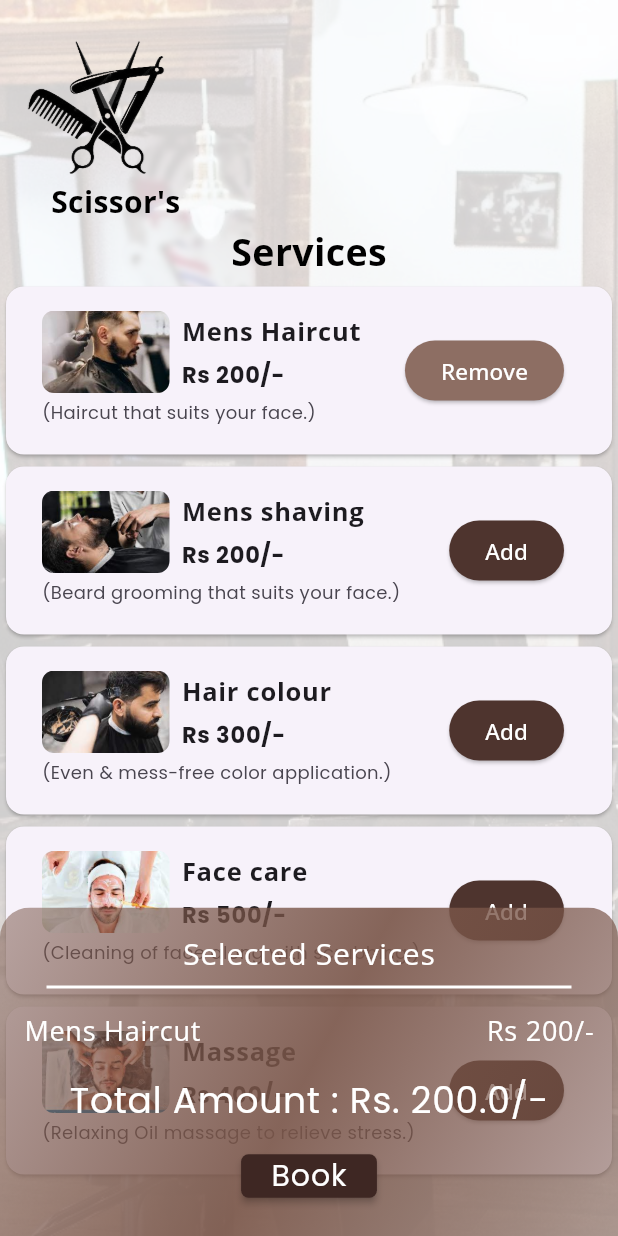
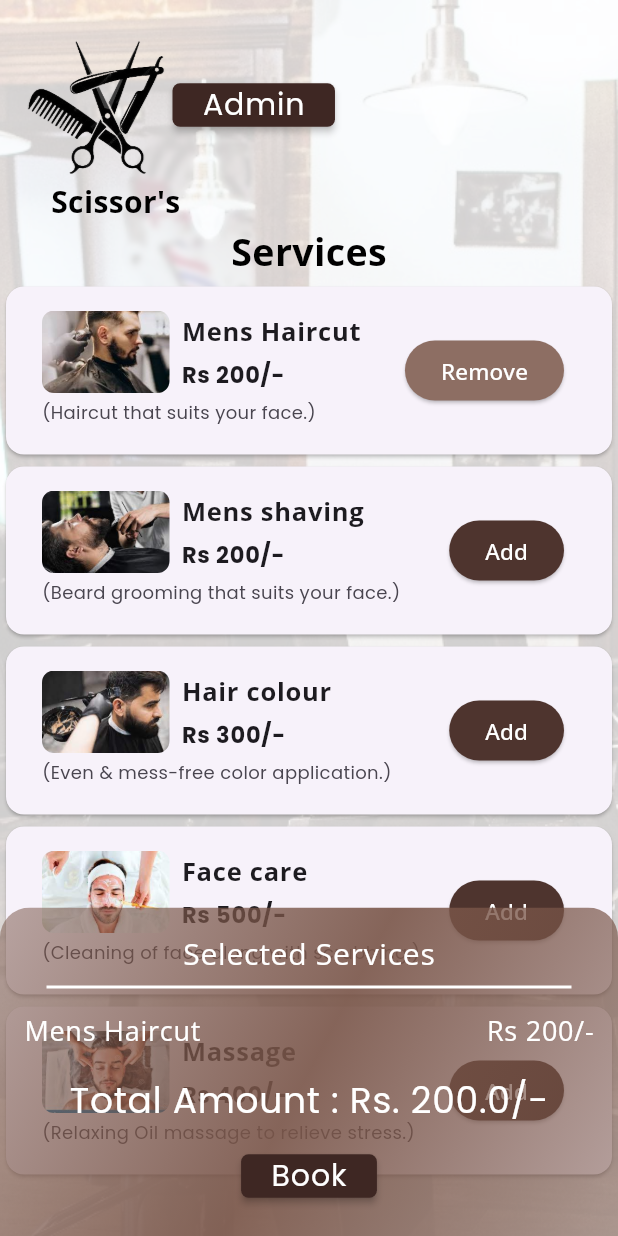
Before and after one commit to RAbhee/scissors_projectupdateddataflownsettingscreennew, a Flutter app: the screen it shows after launch, after a tap on "Add", on a phone screen of 412 x 824 dp. Run offline on Flutter 3.47's test engine with Material 3 defaults, Android fonts, the light colour scheme and no system bars; our stand-ins replace cloud_firestore, firebase_auth, firebase_core, firebase_messaging, google_fonts; accounts and stored records are empty.

Commit message:
data flow has been sucessfully updated all admin interface work

```diff
--- a/lib/Screens/bookingslots/bookingslot_screen.dart
+++ b/lib/Screens/bookingslots/bookingslot_screen.dart
@@ -70,7 +70,7 @@ class _BookingSlotScreenState extends State<BookingSlotScreen> {
                   ),
                 ],
               ),
-              SizedBox(height: 10),
+              SizedBox(height: 1),
               Column(
                 children: [
                   Text("CHOOSE YOUR SLOT",
--- a/lib/Screens/homescreen/list_screen.dart
+++ b/lib/Screens/homescreen/list_screen.dart
@@ -1,8 +1,9 @@
+import 'package:cloud_firestore/cloud_firestore.dart';
 import 'package:flutter/material.dart';
 import 'package:google_fonts/google_fonts.dart';
 import 'package:scissors_project/Screens/homescreen/service_list.dart';
+import '../bookingslots/bookingslot_screen.dart';
 
-import '../bookingslots/bookingslot_screen.dart';
 
 
 
@@ -128,7 +129,20 @@ class _ListScreenState extends State<ListScreen> {
     });
 
     _showSelectedServices(context);
+    _updateFirebaseData();
   }
+  void _updateFirebaseData() async {
+    CollectionReference bookingCollection =
+    FirebaseFirestore.instance.collection('bookings');
+
+    String documentId = DateTime.now().millisecondsSinceEpoch.toString();
+    await bookingCollection.doc(documentId).set({
+      'services': selectedServices.map((service) => service.name).toList(),
+      'totalAmount': totalAmount,
+      'timestamp': FieldValue.serverTimestamp(),
+    });
+  }
+
 
   void _showSelectedServices(BuildContext context) {
     showModalBottomSheet(
--- a/lib/main.dart
+++ b/lib/main.dart
@@ -1,28 +1,39 @@
 import 'package:firebase_core/firebase_core.dart';
+import 'package:firebase_messaging/firebase_messaging.dart';
 import 'package:flutter/material.dart';
 import 'package:google_fonts/google_fonts.dart';
+import 'Screens/dashboard/admin_screen.dart';
+import 'Screens/homescreen/list_screen.dart';
+import 'firebase_messaging.dart';
 
-import 'Screens/homescreen/list_screen.dart';
-import 'firebase_options.dart';
+void main() async {
+  WidgetsFlutterBinding.ensureInitialized();
+  try {
+    await Firebase.initializeApp(
+      options: FirebaseOptions(
+          apiKey: 'AIzaSyC73yH176_UGNTzXgJKRiVHDTvE_GEWAtM',
+          authDomain: "saloonprojet-4b216.firebaseapp.com",
+          projectId: 'saloonprojet-4b216',
+          storageBucket: "saloonprojet-4b216.appspot.com",
+          messagingSenderId: '757222958410',
+          appId: "1:757222958410:web:62390eae4de62a28744db3",
+          measurementId: "G-RZ5JKRM2HW"),
+    );
+    NotificationSettings settings =
+        await FirebaseMessaging.instance.requestPermission();
 
-void main()async {
-  WidgetsFlutterBinding.ensureInitialized();
-  await Firebase.initializeApp(
-    options: DefaultFirebaseOptions.currentPlatform,
-  );
-  runApp( MyApp());
+    runApp(MyApp());
+  } catch (e) {
+    print('error initializing Firebase: $e');
+  }
 }
 
 class MyApp extends StatefulWidget {
-
   @override
   _MyAppState createState() => _MyAppState();
 }
 
 class _MyAppState extends State<MyApp> {
-
-
-
   @override
   Widget build(BuildContext context) {
     return MaterialApp(
@@ -57,6 +68,31 @@ class _MyAppState extends State<MyApp> {
                         width: 100,
                         height: 100,
                       ),
+                      RawMaterialButton(
+                        onPressed: () {
+                          Navigator.push(
+                              context,
+                              MaterialPageRoute(
+                                  builder: (context) => AdminScreen()));
+                        },
+                        fillColor: Colors.brown[900],
+                        constraints: BoxConstraints(maxHeight: 100),
+                        elevation: 2,
+                        shape: RoundedRectangleBorder(
+                          borderRadius: BorderRadius.circular(5),
+                        ),
+                        padding: EdgeInsets.symmetric(horizontal: 20),
+                        child: Text(
+                          'Admin',
+                          style: GoogleFonts.poppins(
+                            textStyle: TextStyle(
+                              color: Colors.white,
+                              letterSpacing: .6,
+                              fontSize: 20,
+                            ),
+                          ),
+                        ),
+                      ),
                     ],
                   ),
                   Row(children: [
@@ -72,7 +108,6 @@ class _MyAppState extends State<MyApp> {
                       ),
                     ),
                   ]),
-
                   Row(
                     mainAxisAlignment: MainAxisAlignment.center,
                     children: [
--- a/pubspec.yaml
+++ b/pubspec.yaml
@@ -42,6 +42,9 @@ dependencies:
   cloud_firestore: ^4.13.6
   provider: ^6.1.1
   firebase_messaging: ^14.7.9
+
+
+
 
 dev_dependencies:
   flutter_test:
```
Also changed, not shown: lib/Screens/authentication/auth_service.dart (+23 -1 lines), lib/Screens/authentication/login_page.dart (+11 -1 lines), lib/Screens/dashboard/admin_screen.dart (added, +170 -0 lines), lib/firebase_messaging.dart (added, +37 -0 lines), lib/Screens/dashboard/login.dart (added), lib/Screens/homescreen/admin_user_interface.dart (added), 2 other files.
